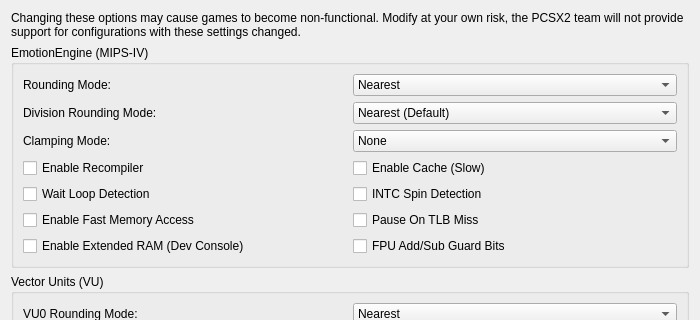
SgtBilko76/ARMSX2-Quest, file pcsx2-qt/Settings/AdvancedSettingsWidget.ui: the form before one commit; both pictures show x 0 to 700 and y 0 to 320 of the 700 by 1100 pixel window.
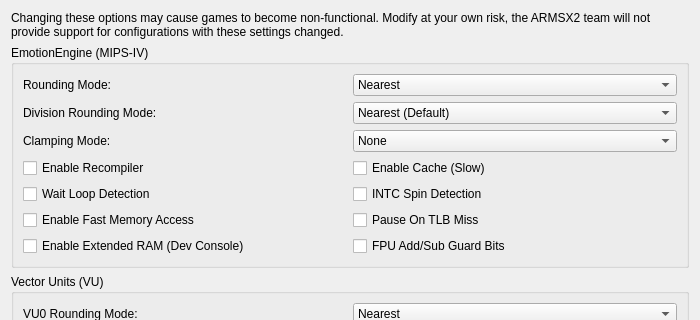
The form after the commit.

Commit message: Rebrand user-facing PCSX2 references to ARMSX2; fix Help menu

Patch:
```diff
--- a/pcsx2-qt/Settings/AdvancedSettingsWidget.ui
+++ b/pcsx2-qt/Settings/AdvancedSettingsWidget.ui
@@ -14,7 +14,7 @@
    <item>
     <widget class="QLabel" name="disclaimerLabel">
      <property name="text">
-      <string>Changing these options may cause games to become non-functional. Modify at your own risk, the PCSX2 team will not provide support for configurations with these settings changed.</string>
+      <string>Changing these options may cause games to become non-functional. Modify at your own risk, the ARMSX2 team will not provide support for configurations with these settings changed.</string>
      </property>
      <property name="wordWrap">
       <bool>true</bool>
```
The commit also changes 33 other files.
